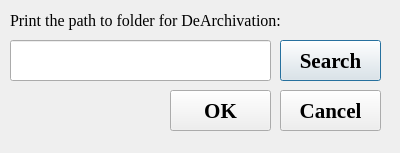
The window that dearchivedialog.ui (Subtselnyi/Archiver) describes before a commit, drawn with Qt 5.
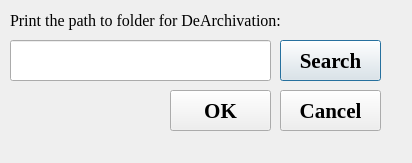
The same window after the commit.

```diff
--- a/dearchivedialog.ui
+++ b/dearchivedialog.ui
@@ -6,10 +6,28 @@
    <rect>
     <x>0</x>
     <y>0</y>
-    <width>400</width>
-    <height>153</height>
+    <width>412</width>
+    <height>163</height>
    </rect>
   </property>
+  <property name="sizePolicy">
+   <sizepolicy hsizetype="Fixed" vsizetype="Fixed">
+    <horstretch>0</horstretch>
+    <verstretch>0</verstretch>
+   </sizepolicy>
+  </property>
+  <property name="minimumSize">
+   <size>
+    <width>412</width>
+    <height>163</height>
+   </size>
+  </property>
+  <property name="maximumSize">
+   <size>
+    <width>412</width>
+    <height>163</height>
+   </size>
+  </property>
   <property name="windowTitle">
    <string>Dialog</string>
   </property>
```
Left out of the diff: 2 changed lines with no effect on the pictures.
